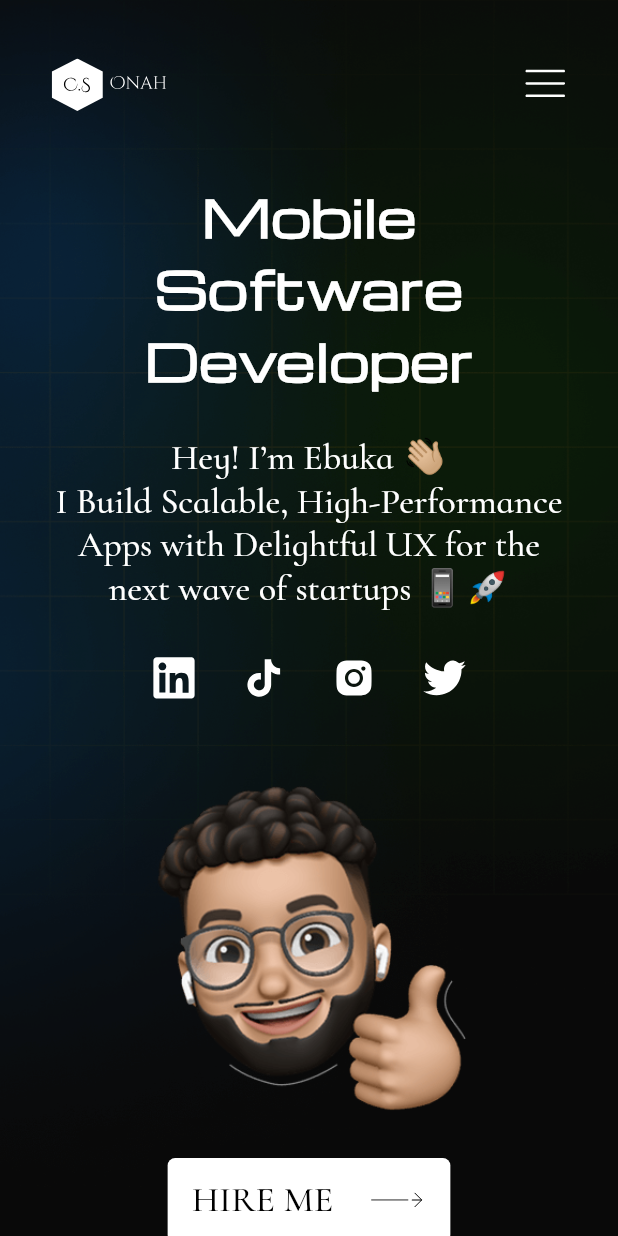
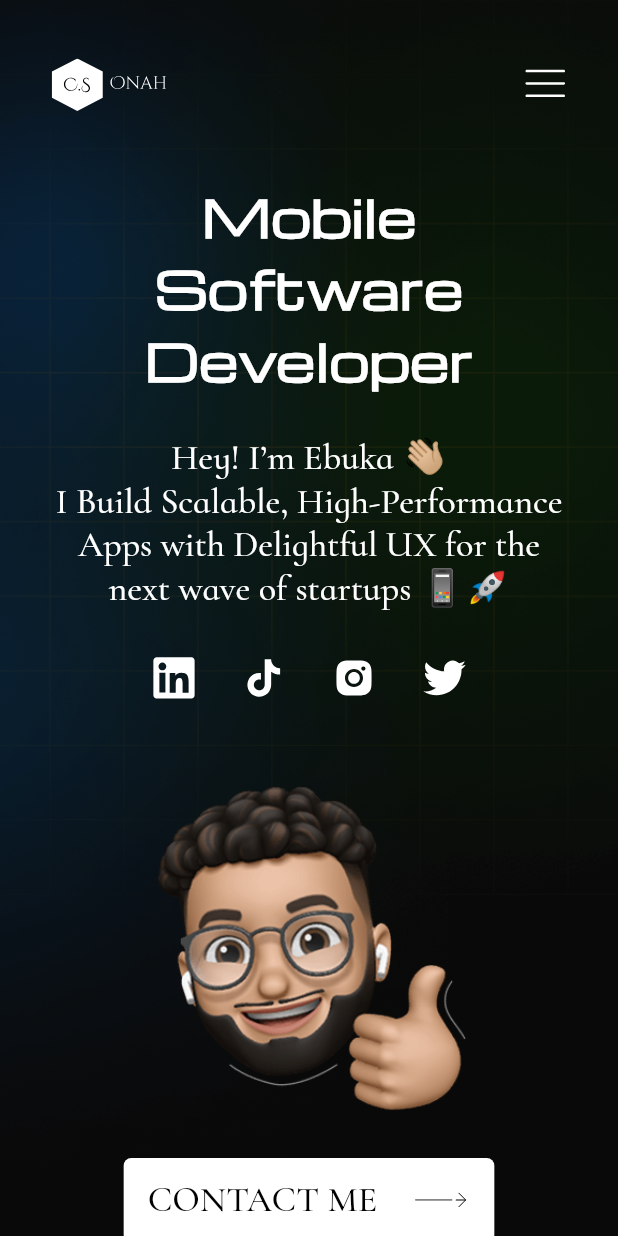
Before and after one commit to cs-onah/onah-portfolio, a Flutter app: the screen it shows after launch, on a phone screen of 412 x 824 dp. Run offline on Flutter 3.47's test engine with Material 3 defaults, Android fonts, the light colour scheme and no system bars; our stand-ins replace animated_text_kit, cached_network_image, firebase_core, flutter_dotenv, flutter_svg, go_router; accounts and stored records are empty.

Commit message:
Change hire me to contact me

```diff
--- a/lib/ui/features/home/screens/front_page.dart
+++ b/lib/ui/features/home/screens/front_page.dart
@@ -64,7 +64,7 @@ class FrontPage extends StatelessWidget {
                       const SizedBox(height: 60),
                       ElevatedButton(
                         onPressed: () => goToPage(HeaderKey.formPage),
-                        child: const ArrowText(child: Text("HIRE ME")),
+                        child: const ArrowText(child: Text("CONTACT ME")),
                       )
                     ],
                   ),
--- a/lib/ui/features/home/screens/mobile_pages/mobile_drawer.dart
+++ b/lib/ui/features/home/screens/mobile_pages/mobile_drawer.dart
@@ -82,7 +82,7 @@ class MobileDrawer extends StatelessWidget {
               style: ElevatedButton.styleFrom(
                 minimumSize: const Size(double.infinity, 50),
               ),
-              child: const ArrowText(child: Text("HIRE ME")),
+              child: const ArrowText(child: Text("CONTACT ME")),
             ),
             const SizedBox(height: 20),
           ],
--- a/lib/ui/features/home/screens/mobile_pages/mobile_front_page.dart
+++ b/lib/ui/features/home/screens/mobile_pages/mobile_front_page.dart
@@ -56,7 +56,7 @@ class MobileFrontPage extends StatelessWidget {
             const SizedBox(width: 27),
             ElevatedButton(
               onPressed: () => goToPage(HeaderKey.formPage),
-              child: const ArrowText(child: Text("HIRE ME")),
+              child: const ArrowText(child: Text("CONTACT ME")),
             ),
           ],
         ),
--- a/lib/ui/features/home/widgets/custom_app_bar.dart
+++ b/lib/ui/features/home/widgets/custom_app_bar.dart
@@ -63,7 +63,7 @@ class CustomAppBar extends StatelessWidget {
             ),
             child: const ArrowText(
               child: Text(
-                "HIRE ME",
+                "CONTACT ME",
                 style: TextStyle(
                   fontSize: 16,
                   fontFamily: AppFont.cormorantInfant,
```
Also changed, not shown: pubspec.lock.
